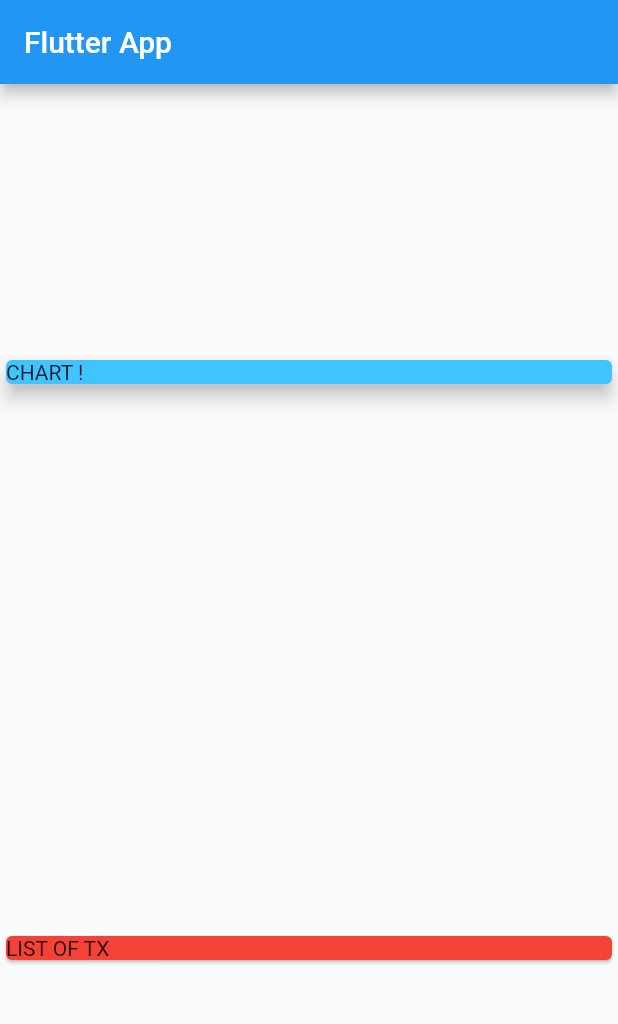
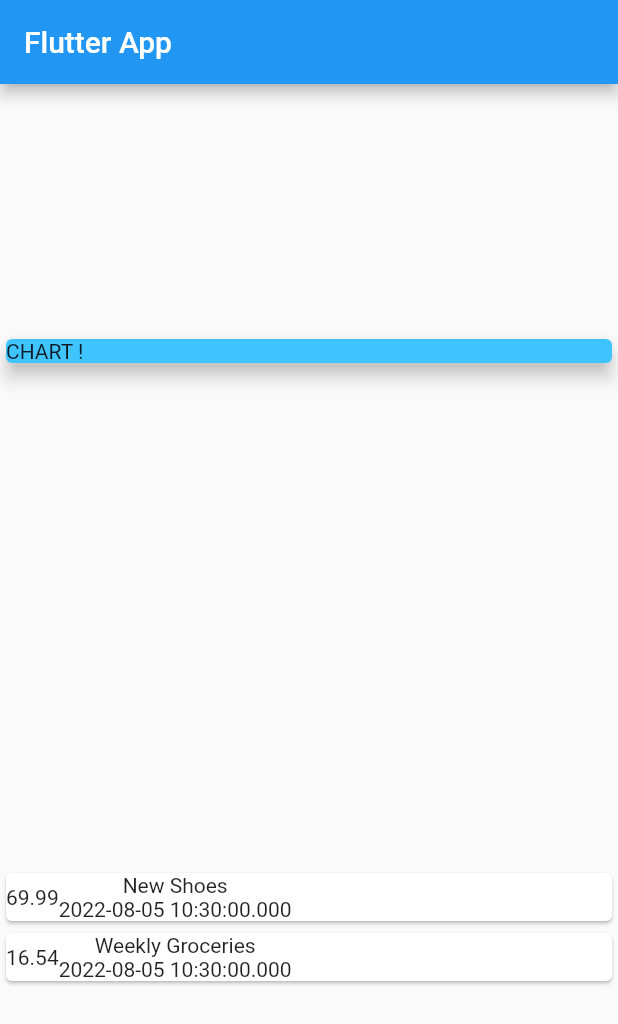
Before and after one commit to jesus-son-coder/flutter-udemy-en-majorian, a Flutter app: the screen it shows after launch, on a phone screen of 412 x 824 dp. Shown: the top 1024 px of the screen. Run offline on Flutter 3.47's test engine with Material 2 defaults, Android fonts, the phone set to English and light mode, and no system bars.

Commit message:
Section 4 - 77 : Building a Custom List Item

```diff
--- a/flutter_complete_guide/lib/main.dart
+++ b/flutter_complete_guide/lib/main.dart
@@ -37,9 +37,18 @@ class MyHomePage extends StatelessWidget {
               elevation: 5,
             )
           ),
-          Card(
-            color: Colors.red,
-              child: Text('LIST OF TX'))
+          Column(
+            children: transactions.map((tx) {
+              return Card(
+                  child: Row(children: <Widget>[
+                    Container(child: Text(tx.amount.toString())),
+                    Column(children: <Widget>[
+                      Text(tx.title),
+                      Text(tx.date.toString()),
+                    ],)
+                  ],),);
+            }).toList(),
+          ),
         ],
       ),
     );
```
